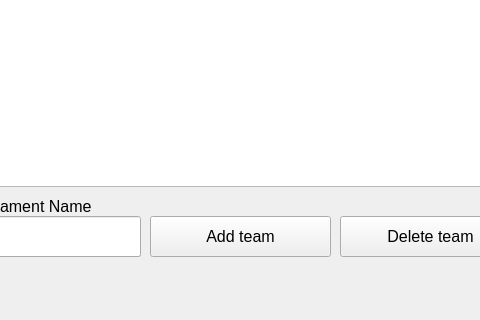
Above: DataBaseCybersport/TournamentCreationDialog.ui from Inlucker/DataBaseCybersport before the change; both pictures show x 90 to 570 and y 324 to 644 of the 814 by 644 pixel window. Below: the same form after it.
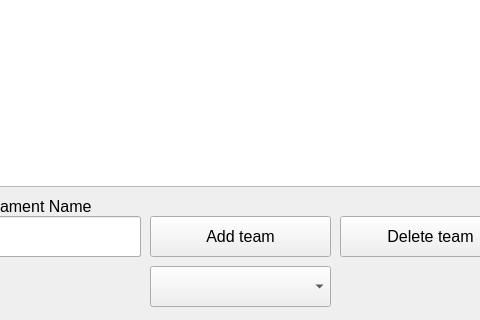
That is the form after the change.

Commit message: added country selection to tournament creation dialog

What changed in the file:
```diff
--- a/DataBaseCybersport/TournamentCreationDialog.ui
+++ b/DataBaseCybersport/TournamentCreationDialog.ui
@@ -178,6 +178,21 @@
     <string>Delete team</string>
    </property>
   </widget>
+  <widget class="QComboBox" name="comboBox">
+   <property name="geometry">
+    <rect>
+     <x>240</x>
+     <y>590</y>
+     <width>181</width>
+     <height>41</height>
+    </rect>
+   </property>
+   <property name="font">
+    <font>
+     <pointsize>12</pointsize>
+    </font>
+   </property>
+  </widget>
  </widget>
  <resources/>
  <connections>
```
The commit also changes 10 other files.
